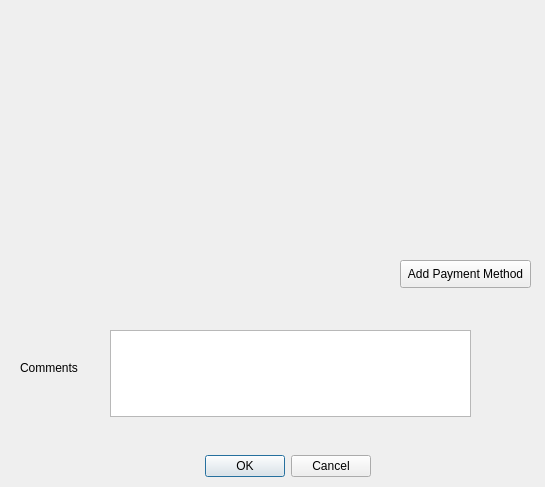
This is UI/MerchandiseOrderDialog.ui in jordynmarlow/SoftwareEngineering as Qt 5 draws it before an edit. The edited form follows.
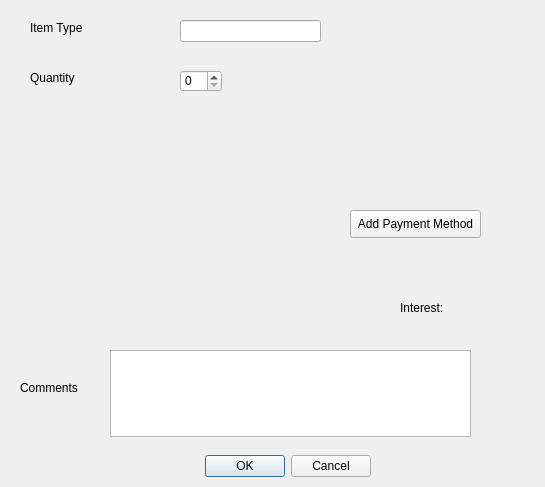
This is the edited form.

The edit to the form file:
```diff
--- a/UI/MerchandiseOrderDialog.ui
+++ b/UI/MerchandiseOrderDialog.ui
@@ -32,8 +32,8 @@
   <widget class="QPushButton" name="add_payment_bt">
    <property name="geometry">
     <rect>
-     <x>400</x>
-     <y>260</y>
+     <x>350</x>
+     <y>210</y>
      <width>131</width>
      <height>28</height>
     </rect>
@@ -46,7 +46,7 @@
    <property name="geometry">
     <rect>
      <x>20</x>
-     <y>360</y>
+     <y>380</y>
      <width>71</width>
      <height>16</height>
     </rect>
@@ -59,12 +59,84 @@
    <property name="geometry">
     <rect>
      <x>110</x>
-     <y>330</y>
+     <y>350</y>
      <width>361</width>
      <height>87</height>
     </rect>
    </property>
   </widget>
+  <widget class="QLabel" name="order_interest_lbl">
+   <property name="geometry">
+    <rect>
+     <x>450</x>
+     <y>300</y>
+     <width>51</width>
+     <height>16</height>
+    </rect>
+   </property>
+   <property name="text">
+    <string/>
+   </property>
+  </widget>
+  <widget class="QLabel" name="label_10">
+   <property name="geometry">
+    <rect>
+     <x>400</x>
+     <y>300</y>
+     <width>51</width>
+     <height>16</height>
+    </rect>
+   </property>
+   <property name="text">
+    <string>Interest:</string>
+   </property>
+  </widget>
+  <widget class="QLabel" name="label_5">
+   <property name="geometry">
+    <rect>
+     <x>30</x>
+     <y>20</y>
+     <width>61</width>
+     <height>16</height>
+    </rect>
+   </property>
+   <property name="text">
+    <string>Item Type</string>
+   </property>
+  </widget>
+  <widget class="QLineEdit" name="lineEdit">
+   <property name="geometry">
+    <rect>
+     <x>180</x>
+     <y>20</y>
+     <width>141</width>
+     <height>22</height>
+    </rect>
+   </property>
+  </widget>
+  <widget class="QLabel" name="label_6">
+   <property name="geometry">
+    <rect>
+     <x>30</x>
+     <y>70</y>
+     <width>61</width>
+     <height>16</height>
+    </rect>
+   </property>
+   <property name="text">
+    <string>Quantity</string>
+   </property>
+  </widget>
+  <widget class="QSpinBox" name="spinBox">
+   <property name="geometry">
+    <rect>
+     <x>180</x>
+     <y>70</y>
+     <width>42</width>
+     <height>22</height>
+    </rect>
+   </property>
+  </widget>
  </widget>
  <resources/>
  <connections>
```
